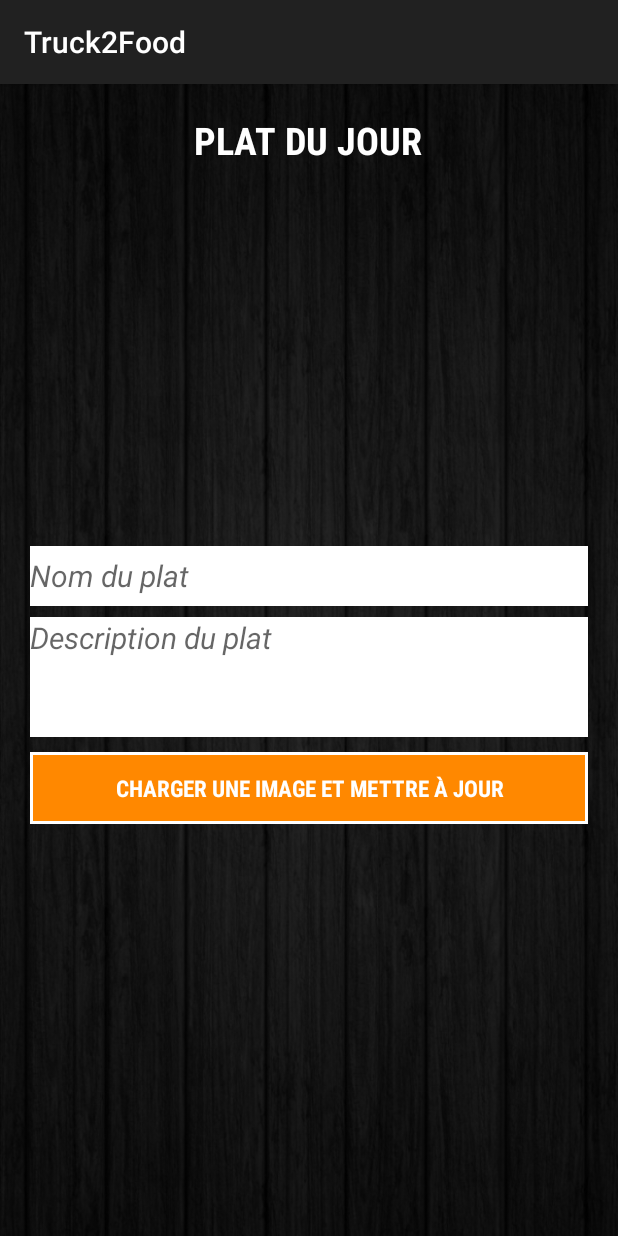
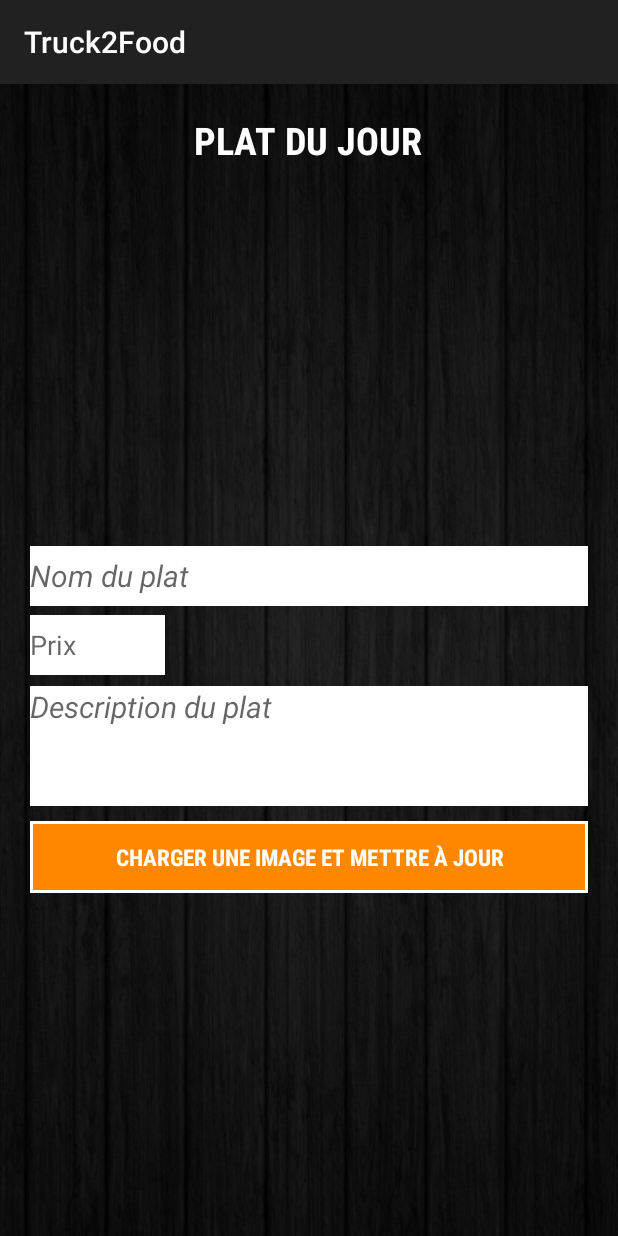
Before and after one commit to Sautronl/FoodTruck, an Android app: the AdminMenuDuJour screen opened directly, with no data from a screen before it, on a phone screen of 412 x 824 dp. Run offline under Robolectric (Android 15) with nearby library versions, the phone set to English and light mode, and no system bars; our stand-ins replace Firebase (no records; nobody signed in at launch, a user with empty details on screens opened directly); pictures from the network do not load; 3 statements that could not run were skipped.

Commit message:
ajout prix

```diff
--- a/app/src/main/java/fr/wcs/foodtruck/UI/Activity/Admin/AdminMenuDuJour.java
+++ b/app/src/main/java/fr/wcs/foodtruck/UI/Activity/Admin/AdminMenuDuJour.java
@@ -29,7 +29,7 @@ import fr.wcs.foodtruck.R;
 public class  AdminMenuDuJour extends AppCompatActivity {
 
     private EditText mNomPlatDuJour;
-    private EditText mDescriptionDuPlat;
+    private EditText mDescriptionDuPlat,mPrixDuPlat;
     private Button mMaj;
     private ImageView mMenu;
     private ImageView mImgMenu;
@@ -49,18 +49,17 @@ public class  AdminMenuDuJour extends AppCompatActivity {
         int day;
         mNomPlatDuJour = (EditText) findViewById(R.id.nomDuPlat);
         mDescriptionDuPlat = (EditText) findViewById(R.id.descriPlat);
+        mPrixDuPlat = (EditText) findViewById(R.id.prix);
         mMaj = (Button) findViewById(R.id.reserverMenu);
 
         mFireMenu = FirebaseDatabase.getInstance();
         mDbRefMenu = mFireMenu.getReference();
 
-       // mMenu = (ImageView) findViewById(R.id.imgplus);
         mStorage = FirebaseStorage.getInstance().getReference();
         mImgMenu = (ImageView) findViewById(R.id.imgDuPlat);
 
         Intent jour = getIntent();
         day = jour.getIntExtra("day", 0);
-
 
         if (day == 0) {
             mDbRefMenu = mDbRefMenu.child("menu/menuLundi");
@@ -119,7 +118,7 @@ public class  AdminMenuDuJour extends AppCompatActivity {
                     }
                         else{
                         MajPlatDuJour maj = new MajPlatDuJour(mNomPlatDuJour.getText().toString(),
-                                mDescriptionDuPlat.getText().toString(), taskSnapshot.getDownloadUrl().toString());
+                                mDescriptionDuPlat.getText().toString(), taskSnapshot.getDownloadUrl().toString(),mPrixDuPlat.getText().toString());
                         mDbRefMenu.setValue(maj);
                         Glide.with(AdminMenuDuJour.this).load(maj.getUrlImg()).into(mImgMenu);
                         Toast.makeText(AdminMenuDuJour.this, "Upload", Toast.LENGTH_LONG).show();
--- a/app/src/main/res/layout/activity_admin_menu_du_jour.xml
+++ b/app/src/main/res/layout/activity_admin_menu_du_jour.xml
@@ -1,6 +1,5 @@
 <?xml version="1.0" encoding="utf-8"?>
 <ScrollView xmlns:android="http://schemas.android.com/apk/res/android"
-    xmlns:app="http://schemas.android.com/apk/res-auto"
     xmlns:tools="http://schemas.android.com/tools"
     android:layout_width="match_parent"
     android:layout_height="match_parent"
@@ -60,6 +59,14 @@
             android:textStyle="italic" />
 
         <EditText
+            android:layout_width="90dp"
+            android:layout_height="40dp"
+            android:layout_marginTop="6dp"
+            android:id="@+id/prix"
+            android:background="@color/blanc"
+            android:hint="Prix"
+            />
+        <EditText
             android:id="@+id/descriPlat"
             android:layout_width="match_parent"
             android:layout_height="80dp"
```
Also changed, not shown: app/src/main/java/fr/wcs/foodtruck/Model/MajPlatDuJour.java (+11 -1 lines).
